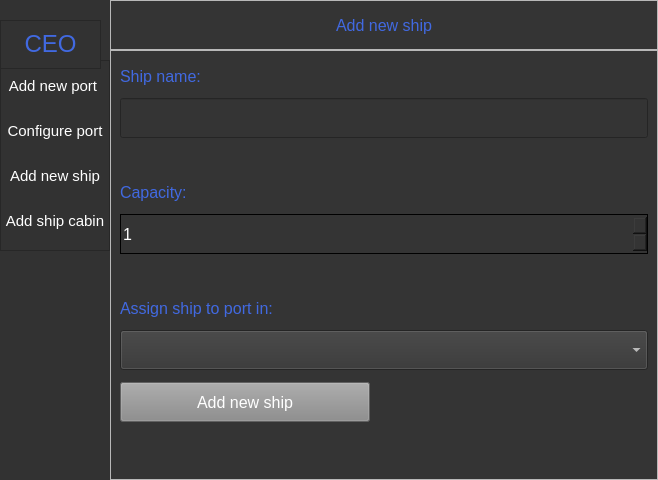
Above: Application/Resources/interfaces/ceo_panel.ui from MateuszPason/Cruise_trips before the change. Below: the same form after it.
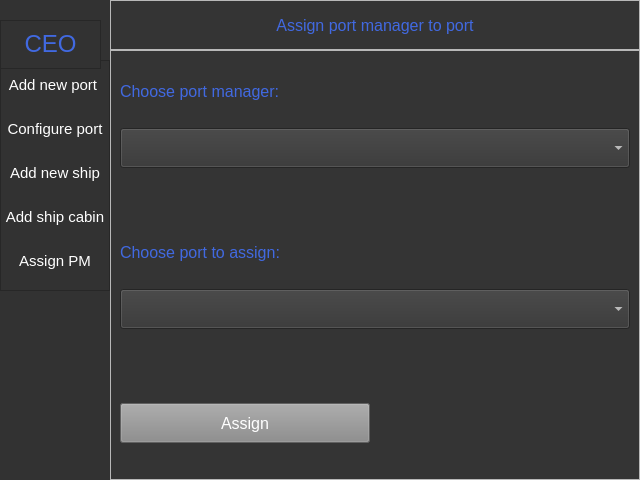
That is the form after the change.

Commit message: New interfaces for successful port objects add, CEO can assign port manager to specific port

```diff
--- a/Application/Resources/interfaces/ceo_panel.ui
+++ b/Application/Resources/interfaces/ceo_panel.ui
@@ -6,7 +6,7 @@
    <rect>
     <x>0</x>
     <y>0</y>
-    <width>658</width>
+    <width>640</width>
     <height>480</height>
    </rect>
   </property>
@@ -94,7 +94,7 @@
         <x>0</x>
         <y>60</y>
         <width>110</width>
-        <height>191</height>
+        <height>231</height>
        </rect>
       </property>
       <property name="maximumSize">
@@ -189,6 +189,19 @@
          </property>
         </widget>
        </item>
+       <item>
+        <widget class="QPushButton" name="assign_port_manager_button">
+         <property name="minimumSize">
+          <size>
+           <width>0</width>
+           <height>40</height>
+          </size>
+         </property>
+         <property name="text">
+          <string>Assign PM</string>
+         </property>
+        </widget>
+       </item>
       </layout>
      </widget>
      <widget class="QFrame" name="Who_are_you">
@@ -277,7 +290,7 @@
          <string notr="true"/>
         </property>
         <property name="currentIndex">
-         <number>3</number>
+         <number>5</number>
         </property>
         <widget class="QWidget" name="Welcome_page">
          <property name="autoFillBackground">
@@ -860,7 +873,7 @@
                 <number>1</number>
                </property>
                <property name="maximum">
-                <number>1000</number>
+                <number>100</number>
                </property>
               </widget>
              </item>
@@ -1225,6 +1238,157 @@
           </item>
          </layout>
         </widget>
+        <widget class="QWidget" name="Assign_port_manger">
+         <layout class="QVBoxLayout" name="verticalLayout_12">
+          <property name="spacing">
+           <number>0</number>
+          </property>
+          <property name="leftMargin">
+           <number>0</number>
+          </property>
+          <property name="topMargin">
+           <number>0</number>
+          </property>
+          <property name="rightMargin">
+           <number>0</number>
+          </property>
+          <property name="bottomMargin">
+           <number>0</number>
+          </property>
+          <item>
+           <widget class="QFrame" name="frame_5">
+            <property name="maximumSize">
+             <size>
+              <width>16777215</width>
+              <height>50</height>
+             </size>
+            </property>
+            <property name="frameShape">
+             <enum>QFrame::StyledPanel</enum>
+            </property>
+            <property name="frameShadow">
+             <enum>QFrame::Raised</enum>
+            </property>
+            <layout class="QHBoxLayout" name="horizontalLayout_6">
+             <item>
+              <widget class="QLabel" name="label_3">
+               <property name="text">
+                <string>Assign port manager to port</string>
+               </property>
+               <property name="alignment">
+                <set>Qt::AlignCenter</set>
+               </property>
+              </widget>
+             </item>
+            </layout>
+           </widget>
+          </item>
+          <item>
+           <widget class="QFrame" name="frame_6">
+            <property name="frameShape">
+             <enum>QFrame::StyledPanel</enum>
+            </property>
+            <property name="frameShadow">
+             <enum>QFrame::Raised</enum>
+            </property>
+            <layout class="QVBoxLayout" name="verticalLayout_13">
+             <item>
+              <widget class="QLabel" name="label_4">
+               <property name="maximumSize">
+                <size>
+                 <width>16777215</width>
+                 <height>20</height>
+                </size>
+               </property>
+               <property name="text">
+                <string>Choose port manager:</string>
+               </property>
+              </widget>
+             </item>
+             <item>
+              <widget class="QComboBox" name="port_managers_comboBox">
+               <property name="maximumSize">
+                <size>
+                 <width>16777215</width>
+                 <height>40</height>
+                </size>
+               </property>
+              </widget>
+             </item>
+             <item>
+              <widget class="QLabel" name="port_manager_error_label">
+               <property name="maximumSize">
+                <size>
+                 <width>16777215</width>
+                 <height>20</height>
+                </size>
+               </property>
+               <property name="styleSheet">
+                <string notr="true">color: red;
+</string>
+               </property>
+               <property name="text">
+                <string/>
+               </property>
+              </widget>
+             </item>
+             <item>
+              <widget class="QLabel" name="label_5">
+               <property name="maximumSize">
+                <size>
+                 <width>16777215</width>
+                 <height>20</height>
+                </size>
+               </property>
+               <property name="text">
+                <string>Choose port to assign:</string>
+               </property>
+              </widget>
+             </item>
+             <item>
+              <widget class="QComboBox" name="ports_comboBox">
+               <property name="maximumSize">
+                <size>
+                 <width>16777215</width>
+                 <height>40</height>
+                </size>
+               </property>
+              </widget>
+             </item>
+             <item>
+              <widget class="QLabel" name="port_error_label">
+               <property name="maximumSize">
+                <size>
+                 <width>16777215</width>
+                 <height>20</height>
+                </size>
+               </property>
+               <property name="styleSheet">
+                <string notr="true">color: red;</string>
+               </property>
+               <property name="text">
+                <string/>
+               </property>
+              </widget>
+             </item>
+             <item>
+              <widget class="QPushButton" name="assign_button">
+               <property name="maximumSize">
+                <size>
+                 <width>250</width>
+                 <height>40</height>
+                </size>
+               </property>
+               <property name="text">
+                <string>Assign</string>
+               </property>
+              </widget>
+             </item>
+            </layout>
+           </widget>
+          </item>
+         </layout>
+        </widget>
        </widget>
       </item>
      </layout>
```
Left out of the diff: 13 changed lines with no effect on the pictures. The commit also changes 7 other files.
